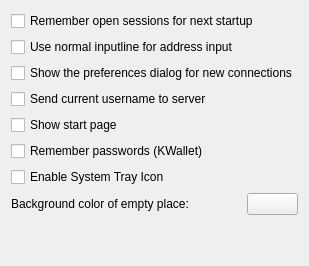
This is config/general.ui in KDE/krdc as Qt 5 draws it before an edit. The edited form follows.
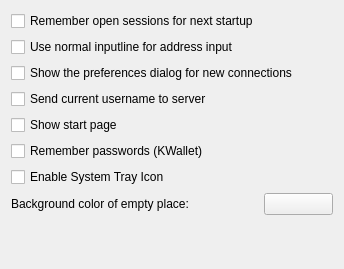
This is the edited form. Custom widgets are drawn as their Qt base class.

```diff
--- a/config/general.ui
+++ b/config/general.ui
@@ -1,6 +1,14 @@
 <ui version="4.0" >
  <class>General</class>
  <widget class="QWidget" name="General" >
+  <property name="geometry" >
+   <rect>
+    <x>0</x>
+    <y>0</y>
+    <width>344</width>
+    <height>269</height>
+   </rect>
+  </property>
   <layout class="QVBoxLayout" >
    <item>
     <widget class="QCheckBox" name="kcfg_RememberSessions" >
```
Left out of the diff: 4 changed lines with no effect on the pictures.
